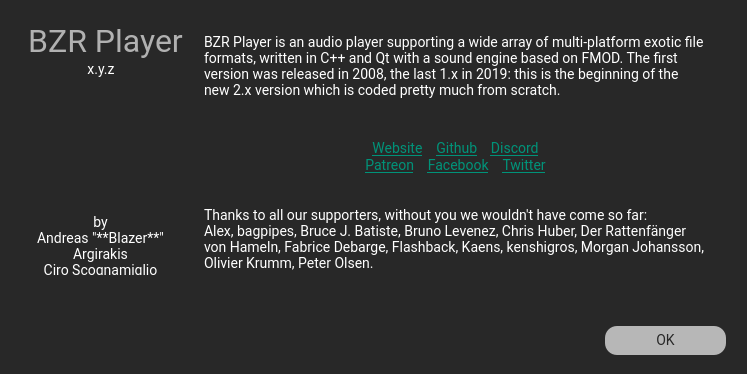
First picture: the form in src/app/about.ui, repository aargirakis/BZRPlayer, before the edit.
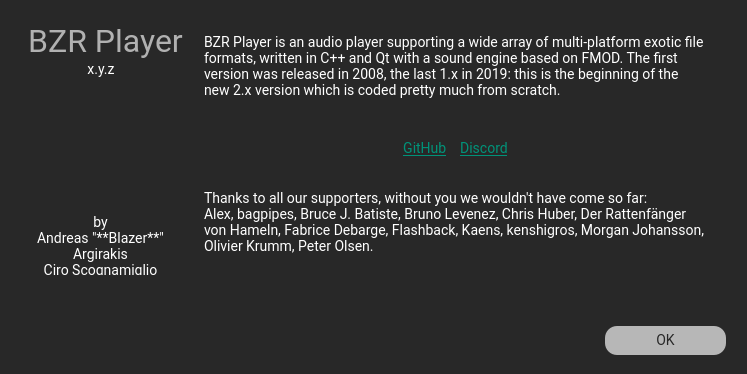
Second picture: the form after the edit. Icons and pictures are not drawn.

What changed in the file:
```diff
--- a/src/app/about.ui
+++ b/src/app/about.ui
@@ -168,8 +168,7 @@
 &lt;/style&gt;&lt;/head&gt;&lt;body style=&quot; font-family:'Roboto'; font-size:14px; font-weight:400; font-style:normal;&quot;&gt;
 &lt;p style=&quot; margin-top:12px; margin-bottom:12px; margin-left:0px; margin-right:0px; -qt-block-indent:0; text-indent:0px;&quot;&gt;BZR Player is an audio player supporting a wide array of multi-platform exotic file formats, written in C++ and Qt with a sound engine based on FMOD. The first version was released in 2008, the last 1.x in 2019: this is the beginning of the new 2.x version which is coded pretty much from scratch.&lt;/p&gt;
 &lt;p style=&quot;-qt-paragraph-type:empty; margin-top:12px; margin-bottom:12px; margin-left:0px; margin-right:0px; -qt-block-indent:0; text-indent:0px;&quot;&gt;&lt;br /&gt;&lt;/p&gt;
-&lt;p align=&quot;center&quot; style=&quot; margin-top:0px; margin-bottom:0px; margin-left:0px; margin-right:0px; -qt-block-indent:0; text-indent:0px;&quot;&gt;&lt;a href=&quot;https://bzrplayer.blazer.nu&quot;&gt;&lt;span style=&quot; text-decoration: underline; color:#009379;&quot;&gt;Website&lt;/span&gt;&lt;/a&gt;    &lt;a href=&quot;https://github.com/aargirakis/BZRPlayer&quot;&gt;&lt;span style=&quot; text-decoration: underline; color:#009379;&quot;&gt;Github&lt;/span&gt;&lt;/a&gt;    &lt;a href=&quot;https://discord.gg/feEBce8cFe&quot;&gt;&lt;span style=&quot; text-decoration: underline; color:#009379;&quot;&gt;Discord&lt;/span&gt;&lt;/a&gt;&lt;/p&gt;
-&lt;p align=&quot;center&quot; style=&quot; margin-top:0px; margin-bottom:0px; margin-left:0px; margin-right:0px; -qt-block-indent:0; text-indent:0px;&quot;&gt;&lt;a href=&quot;https://www.patreon.com/bzrplayer&quot;&gt;&lt;span style=&quot; text-decoration: underline; color:#009379;&quot;&gt;Patreon&lt;/span&gt;&lt;/a&gt;    &lt;a href=&quot;https://www.facebook.com/BZRPlayer&quot;&gt;&lt;span style=&quot; text-decoration: underline; color:#009379;&quot;&gt;Facebook&lt;/span&gt;&lt;/a&gt;    &lt;a href=&quot;https://twitter.com/BZRPlayer&quot;&gt;&lt;span style=&quot; text-decoration: underline; color:#009379;&quot;&gt;Twitter&lt;/span&gt;&lt;/a&gt;&lt;/p&gt;
+&lt;p align=&quot;center&quot; style=&quot; margin-top:0px; margin-bottom:0px; margin-left:0px; margin-right:0px; -qt-block-indent:0; text-indent:0px;&quot;&gt;&lt;a href=&quot;https://github.com/aargirakis/BZRPlayer&quot;&gt;&lt;span style=&quot; text-decoration: underline; color:#009379;&quot;&gt;GitHub&lt;/span&gt;&lt;/a&gt;    &lt;a href=&quot;https://discord.gg/feEBce8cFe&quot;&gt;&lt;span style=&quot; text-decoration: underline; color:#009379;&quot;&gt;Discord&lt;/span&gt;&lt;/a&gt;&lt;/p&gt;
 &lt;p style=&quot;-qt-paragraph-type:empty; margin-top:0px; margin-bottom:0px; margin-left:0px; margin-right:0px; -qt-block-indent:0; text-indent:0px;&quot;&gt;&lt;br /&gt;&lt;/p&gt;
 &lt;p style=&quot; margin-top:0px; margin-bottom:0px; margin-left:0px; margin-right:0px; -qt-block-indent:0; text-indent:0px;&quot;&gt;&lt;br /&gt;Thanks to all our supporters, without you we wouldn't have come so far:&lt;br /&gt;Alex, bagpipes, Bruce J. Batiste, Bruno Levenez, Chris Huber, Der Rattenfänger von Hameln, Fabrice Debarge, Flashback, Kaens, kenshigros, Morgan Johansson, Olivier Krumm, Peter Olsen.&lt;/p&gt;&lt;/body&gt;&lt;/html&gt;</string>
    </property>
```
